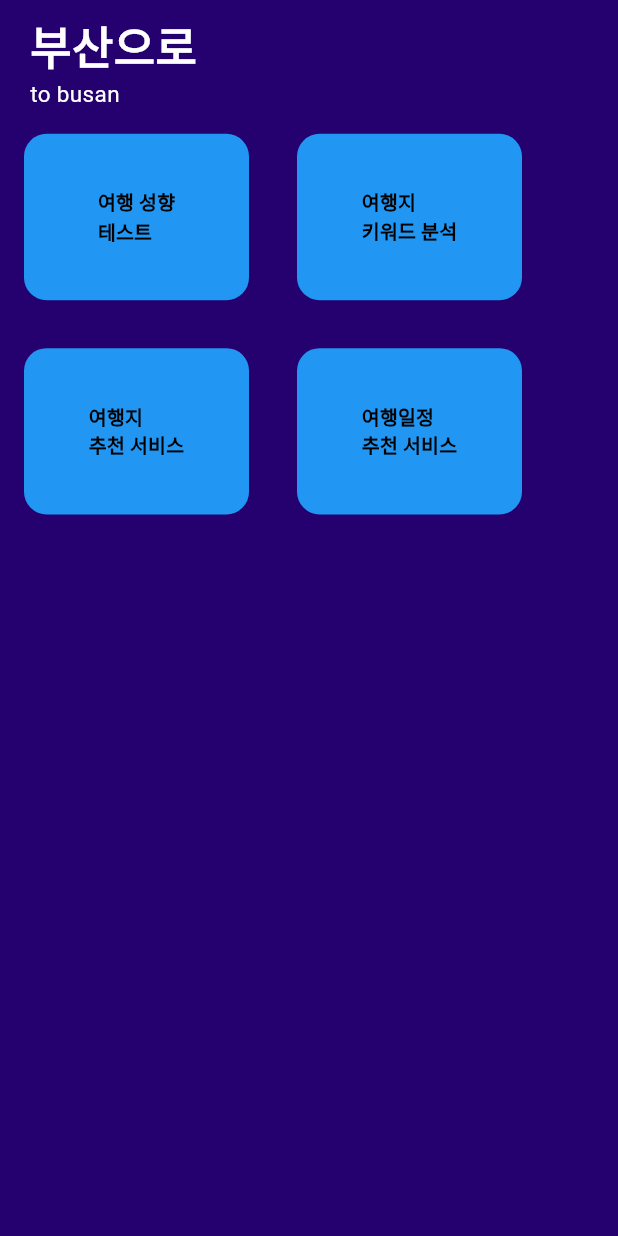
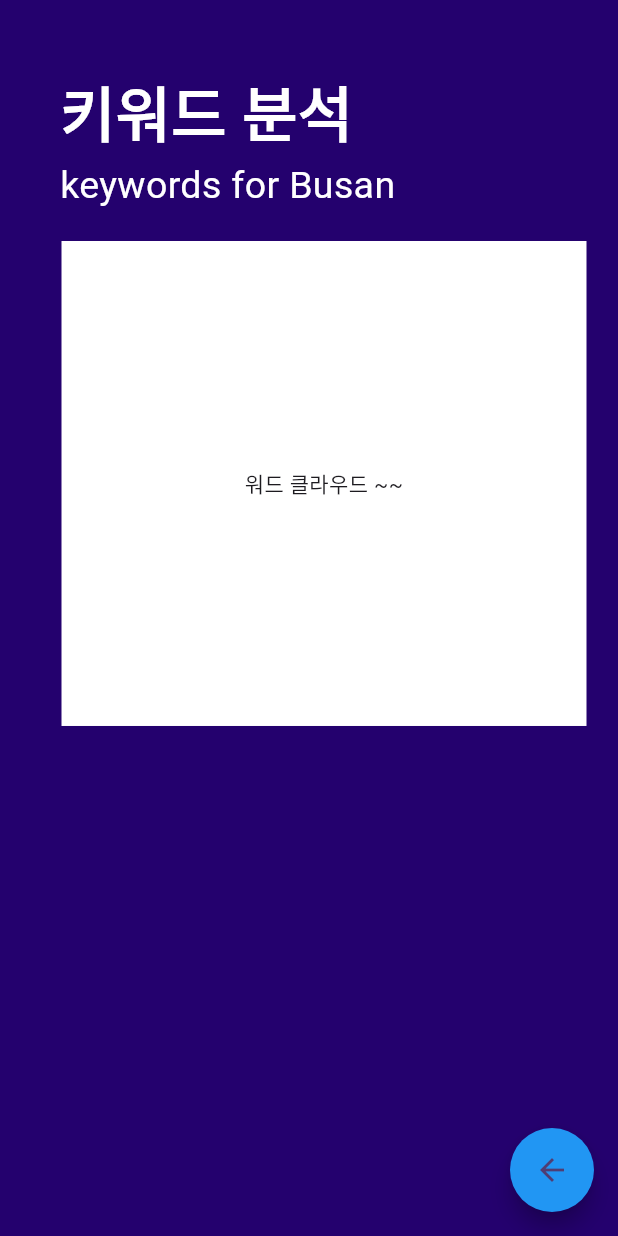
Before and after one commit to directorBae/tripbuilder-service-demo, a Flutter app: the screen it shows after launch, after a tap on an icon or button, on a phone screen of 412 x 824 dp. Run offline on Flutter 3.47's test engine with Material 2 defaults, Android fonts, the phone set to English and light mode, and no system bars; our stand-ins replace flutter_screenutil, get; Roboto replaces fonts that are missing (SpoqaHanSansNeo).

Commit message:
0714_haim_(2)_keywords page

```diff
--- /dev/null
+++ b/lib/UI/BackFloatingButton.dart
@@ -0,0 +1,24 @@
+import 'package:flutter/material.dart';
+import 'package:get/get.dart';
+import 'package:tripbuilder_demo/constant.dart';
+
+class BackFloatingButton extends StatelessWidget {
+  const BackFloatingButton({Key? key}) : super(key: key);
+
+  @override
+  Widget build(BuildContext context) {
+    return FloatingActionButton(
+      onPressed: (){
+        Get.back();
+      },
+      tooltip: '뒤로가기',
+      // 둥글게 하는 코드 (수정 요함)
+      shape: const RoundedRectangleBorder(
+          borderRadius: BorderRadius.all(Radius.circular(100))
+      ),
+
+      backgroundColor: AppColor.mainColor,
+      child: const Icon(Icons.arrow_back_sharp),
+    );
+  }
+}
--- /dev/null
+++ b/lib/UI/TitleClass.dart
@@ -0,0 +1,33 @@
+import 'package:flutter/material.dart';
+import 'package:flutter_screenutil/flutter_screenutil.dart';
+
+// 맨 위에 있는 제목과 부제목
+class TitleClass extends StatelessWidget {
+  TitleClass({
+    Key? key,
+    required this.title, // 제목
+    required this.subTitle, // 부제목
+  }) : super(key: key);
+
+  String title;
+  String subTitle;
+
+
+  @override
+  Widget build(BuildContext context) {
+    return Container(
+      padding: EdgeInsets.only(left: 20.w, top: 25.h,),
+      child: Column(
+        // mainAxisAlignment: MainAxisAlignment.start,
+        crossAxisAlignment: CrossAxisAlignment.start,
+
+        children: [
+          Align(
+              alignment: Alignment.centerLeft,
+              child: Text(title, style: TextStyle(color: Colors.white, fontSize: 40.sp, fontWeight: FontWeight.bold),)),
+          Text(subTitle, style: TextStyle(color: Colors.white, fontSize: 25.sp),),
+        ],
+      ),
+    );
+  }
+}
--- a/lib/constant.dart
+++ b/lib/constant.dart
@@ -5,6 +5,7 @@ class AppColor {
 
   // static const backgroundColor = Color(0xFF000000);
   static const backgroundColor = Color(0xFF24016E);
+  static const mainColor = Colors.blue;
 
 
 }
--- a/lib/main.dart
+++ b/lib/main.dart
@@ -2,6 +2,7 @@ import 'package:flutter/material.dart';
 import 'package:flutter_screenutil/flutter_screenutil.dart';
 import 'package:get/get.dart';
 import 'package:tripbuilder_demo/constant.dart';
+import 'package:tripbuilder_demo/mainPage.dart';
 
 void main() {
   runApp(const MyApp());
@@ -34,120 +35,9 @@ class MyApp extends StatelessWidget {
             useMaterial3: true,
             scaffoldBackgroundColor: AppColor.backgroundColor,
           ),
-          // builder: (context, widget) {
-          //   return MediaQuery(
-          //     data: MediaQuery.of(context).copyWith(textScaleFactor: 1.0),
-          //     child: widget!,
-          //   );
-          // },
-          home: Scaffold(
-            // appBar: AppBar(
-            //   backgroundColor: Theme.of(context).colorScheme.inversePrimary,
-            //   title: const Text('TripBuilder'),
-            // ),
-            body: Column(
-                children: <Widget>[
-
-                  Column(
-                      children: [
-                        Container(
-                          padding: EdgeInsets.only(left: 20.w, top: 10.h,),
-                          child: Column(
-                            mainAxisAlignment: MainAxisAlignment.start,
-                            crossAxisAlignment: CrossAxisAlignment.start,
-                            children: [
-                              Align(
-                                  alignment: Alignment.centerLeft,
-                                  child: Text("부산으로", style: TextStyle(color: Colors.white, fontSize: 30.sp, fontWeight: FontWeight.bold),)),
-                              Text("to busan", style: TextStyle(color: Colors.white, fontSize: 15.sp),),
-                            ],
-                          ),
-                        ),
-
-
-
-                        Row(
-                          children: [
-                            MainButton(title: "여행 성향\n테스트"),
-                            MainButton(title: "여행지\n키워드 분석"),
-                          ],
-                        ),
-
-                        Row(
-                          children: [
-                            MainButton(title: "여행지\n추천 서비스"),
-                            MainButton(title: "여행일정\n추천 서비스"),
-                          ],
-                        ),
-                      ],
-                    ),
-
-
-                  // Text(
-                  //   'You have pushed the button this many times:',
-                  // ),
-
-
-                  // get X sample
-                  // Obx(
-                  //       () => Text(
-                  //     '${controller.counter.value}',
-                  //     style: Theme.of(context).textTheme.headlineMedium,
-                  //   ),
-                  // ),
-
-
-
-                ],
-              ),
-            // floatingActionButton: FloatingActionButton(
-            //   onPressed: controller.incrementCounter,
-            //   tooltip: 'Increment',
-            //   child: const Icon(Icons.add),
-            // ),
-          ),
+          home: MainPage(),
         );
       }
     );
   }
 }
-
-
-// MainPage에 있는 버튼
-class MainButton extends StatelessWidget {
-  MainButton({
-    Key? key,
-    required this.title,
-  }) : super(key: key);
-
-  String title;
-
-  @override
-  Widget build(BuildContext context) {
-    return Padding(
-      padding: EdgeInsets.all(16.sp),
-      child: TextButton(
-        onPressed: (){
-
-        },
-        child: Container(
-          // 반응형으로 바꾸기
-          width: 150.w, height: 120.h,
-          alignment: Alignment.center,
-          decoration: BoxDecoration(
-              color: Colors.blue,
-              borderRadius: BorderRadius.all(Radius.circular(15))
-            //borderRadius: BorderRadius.circular(4),
-          ),
-          child:  Text(title,
-            style: TextStyle(fontSize: 13.sp, fontWeight:FontWeight.bold, fontFamily: 'SpoqaHanSansNeo',  color: Colors.black, ), textAlign: TextAlign.left, ),
-        ),
-
-        // text button의 default padding값을 없애주는 코드
-        style: TextButton.styleFrom(
-          padding: EdgeInsets.zero,
-        ),
-      ),
-    );
-  }
-}
--- /dev/null
+++ b/lib/mainPage.dart
@@ -0,0 +1,187 @@
+import 'package:flutter/material.dart';
+import 'package:flutter_screenutil/flutter_screenutil.dart';
+import 'package:get/get.dart';
+import 'package:tripbuilder_demo/travelPropensityPage.dart';
+import 'package:tripbuilder_demo/travelKeyword.dart';
+import 'package:tripbuilder_demo/UI/TitleClass.dart';
+
+class MainPage extends StatelessWidget {
+  const MainPage({Key? key}) : super(key: key);
+
+  @override
+  Widget build(BuildContext context) {
+    return Scaffold(
+      // appBar: AppBar(
+      //   backgroundColor: Theme.of(context).colorScheme.inversePrimary,
+      //   title: const Text('TripBuilder'),
+      // ),
+      body: Padding(
+        padding: EdgeInsets.only(left: 15.w, right: 15.w, top: 20.h, bottom: 20.h),
+        child: Column(
+          children: [
+
+
+            TitleClass(title: "부산으로", subTitle: "to Busan"),
+
+            SizedBox(height: 10.h,),
+
+            Row(
+              mainAxisAlignment: MainAxisAlignment.spaceBetween,
+              children: [
+                MainButton(title: "여행 성향\n테스트", icon: Icons.beach_access,
+                  onPressed: (){
+                    Get.to(() => TravelPropensityPage());
+                  },
+                ),
+                MainButton(title: "여행지\n키워드 분석", icon: Icons.flight,
+                  onPressed: (){
+                    Get.to(() => TravelKeyword());
+                  },
+                ),
+              ],
+            ),
+
+            Row(
+              mainAxisAlignment: MainAxisAlignment.spaceBetween,
+              children: [
+                MainButton(title: "여행지\n추천 서비스", icon: Icons.question_answer_rounded,),
+                MainButton(title: "여행일정\n추천 서비스", icon: Icons.calendar_month,),
+              ],
+            ),
+
+            SizedBox(height: 10.h,),
+
+            // Text(
+            //   'You have pushed the button this many times:',
+            // ),
+
+
+            // get X sample
+            // Obx(
+            //       () => Text(
+            //     '${controller.counter.value}',
+            //     style: Theme.of(context).textTheme.headlineMedium,
+            //   ),
+            // ),
+            // floatingActionButton: FloatingActionButton(
+            //   onPressed: controller.incrementCounter,
+            //   tooltip: 'Increment',
+            //   child: const Icon(Icons.add),
+            // ),
+
+            SizedBox(height: 15.h,),
+
+            Align(
+              alignment: Alignment.center,
+              child: TextButton(
+                onPressed: (){
+
+                },
+
+                // text button의 default padding값을 없애주는 코드
+                style: TextButton.styleFrom(
+                  padding: EdgeInsets.zero,
+                ),
+                child: Container(
+                  // 반응형으로 바꾸기
+                  width: 350.w, height: 170.h,
+                  padding: EdgeInsets.only(left:15.sp, right:15.sp, top:15.sp, ),
+                  alignment: Alignment.center,
+                  decoration: BoxDecoration(
+                    color: Colors.grey[200],
+                    borderRadius: BorderRadius.all(Radius.circular(15)),
+                    //borderRadius: BorderRadius.circular(4),
+                    boxShadow: [
+                      BoxShadow(
+                        color: Colors.black.withOpacity(0.5),
+                        spreadRadius: 0,
+                        blurRadius: 5.0,
+                        offset: Offset(5, 5), // changes position of shadow
+                      ),
+                    ],
+                  ),
+                  child:  Column(
+                    children: [
+
+                    ],
+                  ),
+                ),
+              ),
+            ),
+
+          ],
+        ),
+      ),
+
+
+
+    );
+  }
+}
+
+
+
+
+
+
+// MainPage에 있는 버튼
+class MainButton extends StatelessWidget {
+  MainButton({
+    Key? key,
+    required this.title,
+    required this.icon,
+    this.onPressed,
+  }) : super(key: key);
+
+  final String title;
+  final IconData icon ;
+  final onPressed;
+
+  @override
+  Widget build(BuildContext context) {
+    return Padding(
+      padding: EdgeInsets.only(left: 13.w, right: 13.w, top: 20.h, bottom: 20.h),
+      child: TextButton(
+        onPressed: onPressed,
+
+        // text button의 default padding값을 없애주는 코드
+        style: TextButton.styleFrom(
+          padding: EdgeInsets.zero,
+        ),
+        child: Container(
+          // 반응형으로 바꾸기
+          width: 160.w, height: 170.h,
+          padding: EdgeInsets.only(left:15.sp, right:15.sp, top:15.sp, ),
+          alignment: Alignment.center,
+          decoration: BoxDecoration(
+              color: Colors.blue,
+              borderRadius: BorderRadius.all(Radius.circular(15)),
+            //borderRadius: BorderRadius.circular(4),
+              boxShadow: [
+                BoxShadow(
+                  color: Colors.black.withOpacity(0.5),
+                  spreadRadius: 0,
+                  blurRadius: 5.0,
+                  offset: Offset(5, 5), // changes position of shadow
+                ),
+              ],
+          ),
+          child:  Column(
+            children: [
+              Align(
+                alignment: Alignment.topLeft,
+                child: Text(title,
+                  style: TextStyle(fontSize: 22.sp, fontWeight:FontWeight.bold, fontFamily: 'SpoqaHanSansNeo',  color: Colors.black, ), textAlign: TextAlign.left, ),
+              ),
+
+              Align(
+                alignment: Alignment.bottomRight,
+                child: Icon(icon, size: 55.sp, color: Colors.black,),
+              )
+            ],
+          ),
+        ),
+      ),
+    );
+  }
+}
--- /dev/null
+++ b/lib/travelKeyword.dart
@@ -0,0 +1,39 @@
+import 'package:flutter/material.dart';
+import 'package:flutter_screenutil/flutter_screenutil.dart';
+import 'package:tripbuilder_demo/UI/BackFloatingButton.dart';
+import 'package:tripbuilder_demo/UI/TitleClass.dart';
+
+class TravelKeyword extends StatelessWidget {
+  const TravelKeyword({Key? key}) : super(key: key);
+
+  @override
+  Widget build(BuildContext context) {
+    return Scaffold(
+      //appBar: AppBar(
+      //  title: Text("여행지 키워드 분석"),
+      //),
+
+      body: Container(
+        padding: EdgeInsets.only(left: 20.w, top: 25.h,),
+        child: Column(
+          children: [
+            TitleClass(title: "키워드 분석", subTitle: "keywords for Busan"),
+
+            SizedBox(height: 20.h,),
+
+            Container(
+              alignment: Alignment.center,
+              child: Text("워드 클라우드 ~~", textAlign: TextAlign.center,),
+              color: Colors.white,
+              width: 350.w, height: 350.h,
+            )
+          ],
+        ),
+      ),
+
+      // 이거 빼도 될 것 같고, 아니면 AppBar에 간지나게 넣어도 되고
+      floatingActionButton: const BackFloatingButton(),
+
+    );
+  }
+}
--- /dev/null
+++ b/lib/travelPropensityPage.dart
@@ -0,0 +1,28 @@
+import 'package:flutter/material.dart';
+import 'package:flutter_screenutil/flutter_screenutil.dart';
+import 'package:tripbuilder_demo/UI/BackFloatingButton.dart';
+import 'package:tripbuilder_demo/UI/TitleClass.dart';
+
+class TravelPropensityPage extends StatelessWidget {
+  const TravelPropensityPage({Key? key}) : super(key: key);
+
+  @override
+  Widget build(BuildContext context) {
+    return Scaffold(
+      //appBar: AppBar(
+      //  title: Text("여행 성향 테스트"),
+      //),
+      body: Padding(
+        padding: EdgeInsets.only(left: 13.w, right: 13.w, top: 20.h, bottom: 20.h),
+        child: Column(
+          children: [
+            TitleClass(title: "여행 성향 테스트", subTitle: "Travel Propensity Page")
+
+          ],
+        ),
+      ),
+
+      floatingActionButton: const BackFloatingButton(),
+    );
+  }
+}
```
Also changed, not shown: 1 other file.
